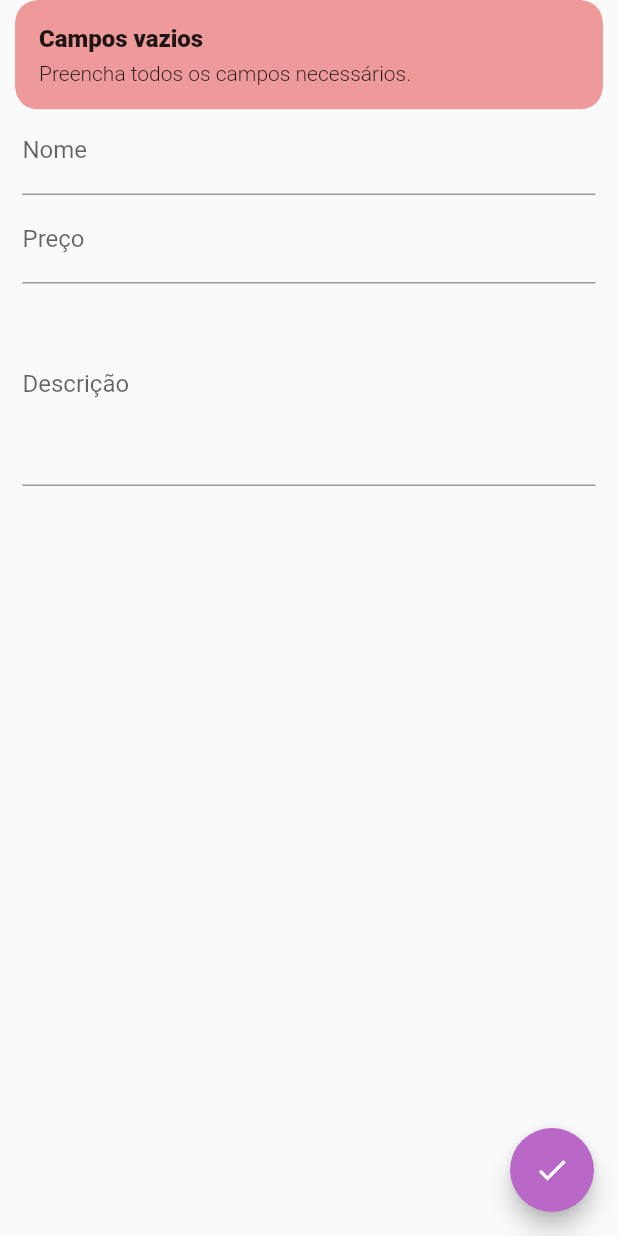
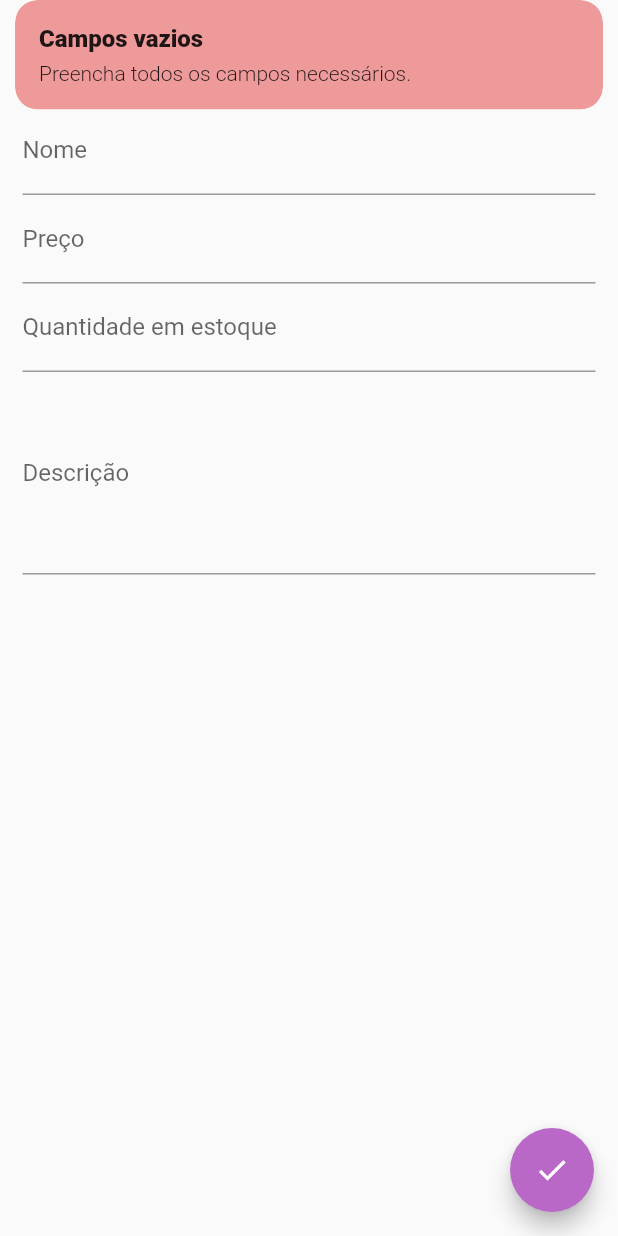
Before and after one commit to eduardoazvd17/aquarius_store, a Flutter app: the AddProduct screen opened directly, after a tap on the "done" icon, on a phone screen of 412 x 824 dp. Run offline on Flutter 3.47's test engine with Material 2 defaults, Android fonts, the phone set to English and light mode, and no system bars; our stand-ins replace carousel_slider, cloud_firestore, convert, firebase_storage, get, get_storage and 1 more; missing offline and left inert: mailer; accounts and stored records are empty.

Commit message:
Adicionando campo de quantidade

```diff
--- a/lib/views/add_product.dart
+++ b/lib/views/add_product.dart
@@ -15,6 +15,7 @@ class _AddProductState extends State<AddProduct> {
   final nameController = TextEditingController();
   final priceController = TextEditingController();
   final descriptionController = TextEditingController();
+  final quantityController = TextEditingController();
 
   @override
   void initState() {
@@ -24,6 +25,7 @@ class _AddProductState extends State<AddProduct> {
       nameController.text = p.name;
       priceController.text = p.price.toStringAsFixed(2);
       descriptionController.text = p.description;
+      quantityController.text = p.quantity.toString();
     }
   }
 
@@ -32,8 +34,12 @@ class _AddProductState extends State<AddProduct> {
     String name = nameController.text;
     double price = double.tryParse(priceController.text.replaceAll(',', '.'));
     String description = descriptionController.text;
+    int quantity = int.tryParse(quantityController.text);
 
-    if (name.isEmpty || price == null || description.isEmpty) {
+    if (name.isEmpty ||
+        price == null ||
+        description.isEmpty ||
+        quantity == null) {
       Get.snackbar(
         'Campos vazios',
         'Preencha todos os campos necessários.',
@@ -47,6 +53,7 @@ class _AddProductState extends State<AddProduct> {
         name: name,
         price: price,
         description: description,
+        quantity: quantity,
       );
       ps.addProduct(product);
     } else {
@@ -54,6 +61,7 @@ class _AddProductState extends State<AddProduct> {
       product.name = name;
       product.price = price;
       product.description = description;
+      product.quantity = quantity;
       ps.updateProduct(product);
     }
     Get.close(1);
@@ -95,6 +103,13 @@ class _AddProductState extends State<AddProduct> {
                 ),
               ),
               TextField(
+                controller: quantityController,
+                keyboardType: TextInputType.numberWithOptions(decimal: false),
+                decoration: InputDecoration(
+                  labelText: 'Quantidade em estoque',
+                ),
+              ),
+              TextField(
                 controller: descriptionController,
                 keyboardType: TextInputType.text,
                 textCapitalization: TextCapitalization.sentences,
```
